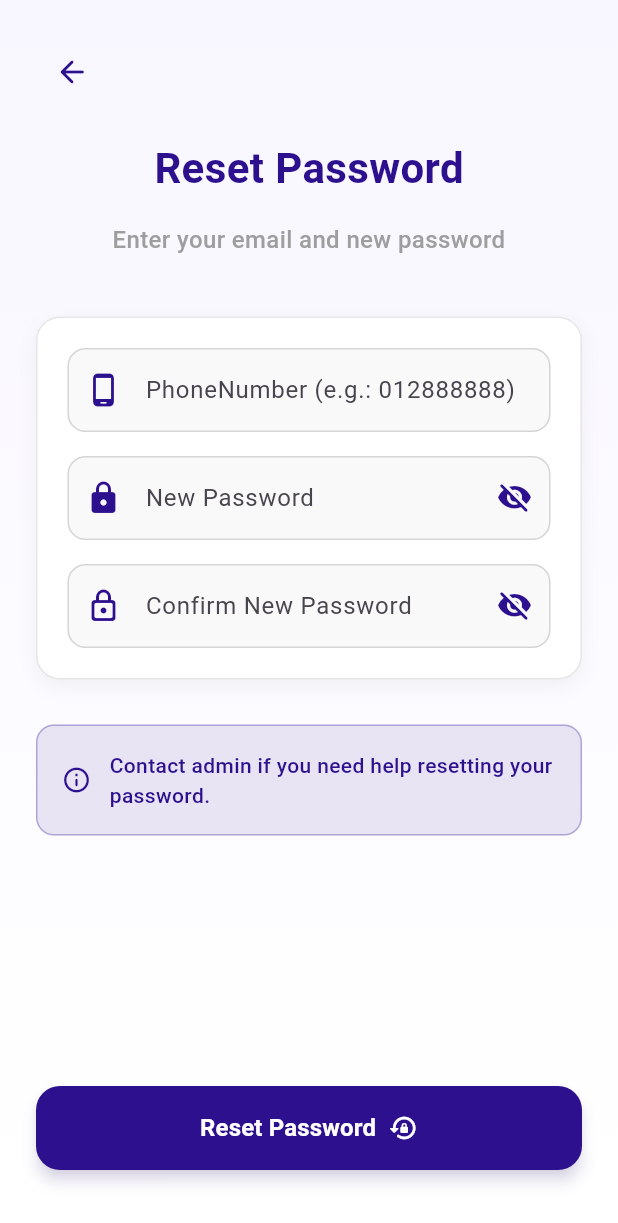
After one commit to JulianVictor/COS40005-Computing-Technology-Project-A, a Flutter app: the ResetPasswordPage screen opened directly, on a phone screen of 412 x 824 dp. The commit adds this screen. Shown: the top 1223 px of the screen. Run offline on Flutter 3.47's test engine with Material 3 defaults, Android fonts, the phone set to English and light mode, and no system bars.

Commit message:
Login & Reset Password
Login.dart and reset_password.dart pages. Updates to dmcocoa logos

```diff
--- a/lib/pages/login.dart
+++ b/lib/pages/login.dart
@@ -1,8 +1,7 @@
 import 'package:flutter/material.dart';
+import 'reset_password.dart';
 
-// This defines a new class called LoginPage
 class LoginPage extends StatelessWidget {
-  // const means this widget won't change once created
   const LoginPage({super.key});
 
   @override
@@ -28,7 +27,7 @@ class LoginPage extends StatelessWidget {
               children: [
                 // Logo
                 Image.asset(
-                  'assets/images/dmcocoa.png',
+                  'assets/images/login.png',
                   height: 150,
                 ),
                 const SizedBox(height: 40),
@@ -47,7 +46,7 @@ class LoginPage extends StatelessWidget {
                 // Email Field
                 TextField(
                   decoration: InputDecoration(
-                    hintText: 'Email or Phone Number',
+                    hintText: 'Phone Number (e.g.: 0128888888)',
                     prefixIcon: const Icon(Icons.person_rounded, color: Color(0xFF2D108E)),
                     filled: true,
                     fillColor: const Color.fromRGBO(128, 128, 128, 0.05),
@@ -77,6 +76,29 @@ class LoginPage extends StatelessWidget {
                     ),
                   ),
                 ),
+
+                // Forgot Password - ADD THIS SECTION
+                const SizedBox(height: 16),
+                Align(
+                  alignment: Alignment.centerRight,
+                  child: GestureDetector(
+                    onTap: () {
+                      Navigator.push(
+                        context,
+                        MaterialPageRoute(builder: (context) => const ResetPasswordPage()),
+                      );
+                    },
+                    child: const Text(
+                      'Forgot Password?',
+                      style: TextStyle(
+                        color: Color(0xFF2D108E),
+                        fontWeight: FontWeight.w600,
+                        fontSize: 14,
+                      ),
+                    ),
+                  ),
+                ),
+
                 const SizedBox(height: 30),
 
                 // Login Button
--- /dev/null
+++ b/lib/pages/reset_password.dart
@@ -0,0 +1,343 @@
+import 'package:flutter/material.dart';
+
+class ResetPasswordPage extends StatefulWidget {
+  const ResetPasswordPage({super.key});
+
+  @override
+  State<ResetPasswordPage> createState() => _ResetPasswordPageState();
+}
+
+class _ResetPasswordPageState extends State<ResetPasswordPage> {
+  final TextEditingController _emailController = TextEditingController();
+  final TextEditingController _newPasswordController = TextEditingController();
+  final TextEditingController _confirmPasswordController = TextEditingController();
+
+  bool _obscureNewPassword = true;
+  bool _obscureConfirmPassword = true;
+
+  @override
+  Widget build(BuildContext context) {
+    return Scaffold(
+      backgroundColor: Colors.white,
+      body: SafeArea(
+        child: Container(
+          decoration: const BoxDecoration(
+            gradient: LinearGradient(
+              begin: Alignment.topCenter,
+              end: Alignment.bottomCenter,
+              colors: [
+                Color.fromRGBO(248, 246, 255, 1),
+                Colors.white,
+              ],
+            ),
+          ),
+          child: Padding(
+            padding: const EdgeInsets.all(24.0),
+            child: Column(
+              children: [
+                // Back button
+                Row(
+                  children: [
+                    IconButton(
+                      onPressed: () {
+                        Navigator.pop(context);
+                      },
+                      icon: const Icon(Icons.arrow_back_rounded),
+                      color: const Color(0xFF2D108E),
+                    ),
+                  ],
+                ),
+
+                const SizedBox(height: 20),
+
+                // Main title
+                const Column(
+                  children: [
+                    Text(
+                      'Reset Password',
+                      style: TextStyle(
+                        fontSize: 28,
+                        fontWeight: FontWeight.bold,
+                        color: Color(0xFF2D108E),
+                      ),
+                    ),
+                    SizedBox(height: 16),
+                    Text(
+                      'Enter your email and new password',
+                      style: TextStyle(
+                        fontSize: 16,
+                        color: Colors.grey,
+                        fontWeight: FontWeight.w500,
+                      ),
+                      textAlign: TextAlign.center,
+                    ),
+                  ],
+                ),
+
+                const SizedBox(height: 40),
+
+                // Form content
+                Expanded(
+                  child: SingleChildScrollView(
+                    child: Column(
+                      children: [
+                        // Reset Password Box
+                        Container(
+                          padding: const EdgeInsets.all(20),
+                          decoration: BoxDecoration(
+                            color: Colors.white,
+                            borderRadius: BorderRadius.circular(16),
+                            boxShadow: [
+                              BoxShadow(
+                                color: const Color.fromRGBO(128, 128, 128, 0.1),
+                                blurRadius: 10,
+                                offset: const Offset(0, 5),
+                              ),
+                            ],
+                            border: Border.all(
+                              color: const Color.fromRGBO(128, 128, 128, 0.2),
+                            ),
+                          ),
+                          child: Column(
+                            children: [
+                              // Email Field
+                              TextField(
+                                controller: _emailController,
+                                decoration: InputDecoration(
+                                  hintText: 'PhoneNumber (e.g.: 012888888)',
+                                  prefixIcon: const Icon(Icons.phone_android_rounded, color: Color(0xFF2D108E)),
+                                  filled: true,
+                                  fillColor: const Color.fromRGBO(128, 128, 128, 0.05),
+                                  border: OutlineInputBorder(
+                                    borderRadius: BorderRadius.circular(12),
+                                    borderSide: const BorderSide(color: Color.fromRGBO(128, 128, 128, 0.3)),
+                                  ),
+                                  enabledBorder: OutlineInputBorder(
+                                    borderRadius: BorderRadius.circular(12),
+                                    borderSide: const BorderSide(color: Color.fromRGBO(128, 128, 128, 0.3)),
+                                  ),
+                                  focusedBorder: OutlineInputBorder(
+                                    borderRadius: BorderRadius.circular(12),
+                                    borderSide: const BorderSide(color: Color(0xFF2D108E)),
+                                  ),
+                                ),
+                                keyboardType: TextInputType.emailAddress,
+                              ),
+                              const SizedBox(height: 16),
+
+                              // New Password Field
+                              TextField(
+                                controller: _newPasswordController,
+                                obscureText: _obscureNewPassword,
+                                decoration: InputDecoration(
+                                  hintText: 'New Password',
+                                  prefixIcon: const Icon(Icons.lock_rounded, color: Color(0xFF2D108E)),
+                                  suffixIcon: IconButton(
+                                    icon: Icon(
+                                      _obscureNewPassword ? Icons.visibility_off_rounded : Icons.visibility_rounded,
+                                      color: const Color(0xFF2D108E),
+                                    ),
+                                    onPressed: () {
+                                      setState(() {
+                                        _obscureNewPassword = !_obscureNewPassword;
+                                      });
+                                    },
+                                  ),
+                                  filled: true,
+                                  fillColor: const Color.fromRGBO(128, 128, 128, 0.05),
+                                  border: OutlineInputBorder(
+                                    borderRadius: BorderRadius.circular(12),
+                                    borderSide: const BorderSide(color: Color.fromRGBO(128, 128, 128, 0.3)),
+                                  ),
+                                  enabledBorder: OutlineInputBorder(
+                                    borderRadius: BorderRadius.circular(12),
+                                    borderSide: const BorderSide(color: Color.fromRGBO(128, 128, 128, 0.3)),
+                                  ),
+                                  focusedBorder: OutlineInputBorder(
+                                    borderRadius: BorderRadius.circular(12),
+                                    borderSide: const BorderSide(color: Color(0xFF2D108E)),
+                                  ),
+                                ),
+                              ),
+                              const SizedBox(height: 16),
+
+                              // Confirm Password Field
+                              TextField(
+                                controller: _confirmPasswordController,
+                                obscureText: _obscureConfirmPassword,
+                                decoration: InputDecoration(
+                                  hintText: 'Confirm New Password',
+                                  prefixIcon: const Icon(Icons.lock_outline_rounded, color: Color(0xFF2D108E)),
+                                  suffixIcon: IconButton(
+                                    icon: Icon(
+                                      _obscureConfirmPassword ? Icons.visibility_off_rounded : Icons.visibility_rounded,
+                                      color: const Color(0xFF2D108E),
+                                    ),
+                                    onPressed: () {
+                                      setState(() {
+                                        _obscureConfirmPassword = !_obscureConfirmPassword;
+                                      });
+                                    },
+                                  ),
+                                  filled: true,
+                                  fillColor: const Color.fromRGBO(128, 128, 128, 0.05),
+                                  border: OutlineInputBorder(
+                                    borderRadius: BorderRadius.circular(12),
+                                    borderSide: const BorderSide(color: Color.fromRGBO(128, 128, 128, 0.3)),
+                                  ),
+                                  enabledBorder: OutlineInputBorder(
+                                    borderRadius: BorderRadius.circular(12),
+                                    borderSide: const BorderSide(color: Color.fromRGBO(128, 128, 128, 0.3)),
+                                  ),
+                                  focusedBorder: OutlineInputBorder(
+                                    borderRadius: BorderRadius.circular(12),
+                                    borderSide: const BorderSide(color: Color(0xFF2D108E)),
+                                  ),
+                                ),
+                              ),
+                            ],
+                          ),
+                        ),
+
+                        const SizedBox(height: 30),
+
+                        // Info box
+                        Container(
+                          padding: const EdgeInsets.all(16),
+                          decoration: BoxDecoration(
+                            color: const Color(0xFF2D108E).withOpacity(0.1),
+                            borderRadius: BorderRadius.circular(12),
+                            border: Border.all(
+                              color: const Color(0xFF2D108E).withOpacity(0.3),
+                            ),
+                          ),
+                          child: const Row(
+                            children: [
+                              Icon(
+                                Icons.info_outline_rounded,
+                                color: Color(0xFF2D108E),
+                                size: 20,
+                              ),
+                              SizedBox(width: 12),
+                              Expanded(
+                                child: Text(
+                                  'Contact admin if you need help resetting your password.',
+                                  style: TextStyle(
+                                    color: Color(0xFF2D108E),
+                                    fontSize: 14,
+                                    fontWeight: FontWeight.w500,
+                                  ),
+                                ),
+                              ),
+                            ],
+                          ),
+                        ),
+                      ],
+                    ),
+                  ),
+                ),
+
+                // Reset Password Button
+                SizedBox(
+                  width: double.infinity,
+                  child: ElevatedButton(
+                    onPressed: () {
+                      _resetPassword();
+                    },
+                    style: ElevatedButton.styleFrom(
+                      backgroundColor: const Color(0xFF2D108E),
+                      foregroundColor: Colors.white,
+                      elevation: 4,
+                      shadowColor: const Color.fromRGBO(45, 16, 142, 0.3),
+                      minimumSize: const Size.fromHeight(56),
+                      shape: RoundedRectangleBorder(
+                        borderRadius: BorderRadius.circular(16),
+                      ),
+                    ),
+                    child: const Row(
+                      mainAxisAlignment: MainAxisAlignment.center,
+                      children: [
+                        Text(
+                          'Reset Password',
+                          style: TextStyle(
+                            fontSize: 16,
+                            fontWeight: FontWeight.w600,
+                          ),
+                        ),
+                        SizedBox(width: 8),
+                        Icon(Icons.lock_reset_rounded, size: 20),
+                      ],
+                    ),
+                  ),
+                ),
+
+                const SizedBox(height: 20),
+              ],
+            ),
+          ),
+        ),
+      ),
+    );
+  }
+
+  void _resetPassword() {
+    // Basic validation
+    if (_emailController.text.isEmpty) {
+      _showError('Please enter your email address');
+      return;
+    }
+
+    if (_newPasswordController.text.isEmpty) {
+      _showError('Please enter a new password');
+      return;
+    }
+
+    if (_newPasswordController.text != _confirmPasswordController.text) {
+      _showError('Passwords do not match');
+      return;
+    }
+
+    if (_newPasswordController.text.length < 6) {
+      _showError('Password must be at least 6 characters long');
+      return;
+    }
+
+    // Show loading
+    showDialog(
+      context: context,
+      barrierDismissible: false,
+      builder: (context) => const Center(
+        child: CircularProgressIndicator(
+          valueColor: AlwaysStoppedAnimation<Color>(Color(0xFF2D108E)),
+        ),
+      ),
+    );
+
+    // Simulate API call
+    Future.delayed(const Duration(seconds: 2), () {
+      Navigator.pop(context); // Remove loading dialog
+
+      // Show success message
+      ScaffoldMessenger.of(context).showSnackBar(
+        const SnackBar(
+          content: Text('Password reset successfully!'),
+          backgroundColor: Colors.green,
+        ),
+      );
+
+      // Navigate back to login page
+      Future.delayed(const Duration(milliseconds: 500), () {
+        Navigator.pop(context);
+      });
+    });
+  }
+
+  void _showError(String message) {
+    ScaffoldMessenger.of(context).showSnackBar(
+      SnackBar(
+        content: Text(message),
+        backgroundColor: Colors.red,
+      ),
+    );
+  }
+}
--- a/lib/pages/welcome_page.dart
+++ b/lib/pages/welcome_page.dart
@@ -29,34 +29,38 @@ class WelcomePage extends StatelessWidget {
                 const Spacer(),
 
                 // Logo
-                Image.asset(
+         /*       Image.asset(
                   'assets/images/dmcocoa.png',
                   height: 300,
                 ),
 
-                const SizedBox(height: 40),
+                const SizedBox(height: 40),    */
 
                 // Welcome text
                 const Column(
                   children: [
+                    SizedBox(height: 20),
+                    Text(
+                      'A Farm management application for farmers in monitoring CPB pests on cocoa pods with AI-driven imaging tools',
+                      style: TextStyle(
+                      fontSize: 25,
+                      color: Colors.grey,
+                      fontWeight: FontWeight.w500,
+
+                  ),
+                  textAlign: TextAlign.center,
+                ),
+
+                    SizedBox(height: 8),
                     Text(
                       'Welcome!',
                       style: TextStyle(
-                        fontSize: 28,
+                        fontSize: 50,
                         fontWeight: FontWeight.bold,
                         color: Color(0xFF2D108E),
                       ),
                     ),
-                    SizedBox(height: 8),
-                    Text(
-                      'Your trusted mobile app in CPB monitoring',
-                      style: TextStyle(
-                        fontSize: 16,
-                        color: Colors.grey,
-                        fontWeight: FontWeight.w500,
-                      ),
-                      textAlign: TextAlign.center,
-                    ),
+
                   ],
                 ),
 
--- a/pubspec.yaml
+++ b/pubspec.yaml
@@ -63,6 +63,7 @@ flutter:
   #   - images/a_dot_ham.jpeg
   assets:
     - assets/images/dmcocoa.png
+    - assets/images/login.png
 
 
   # An image asset can refer to one or more resolution-specific "variants", see
```
Also changed, not shown: assets/images/login.png (added).
